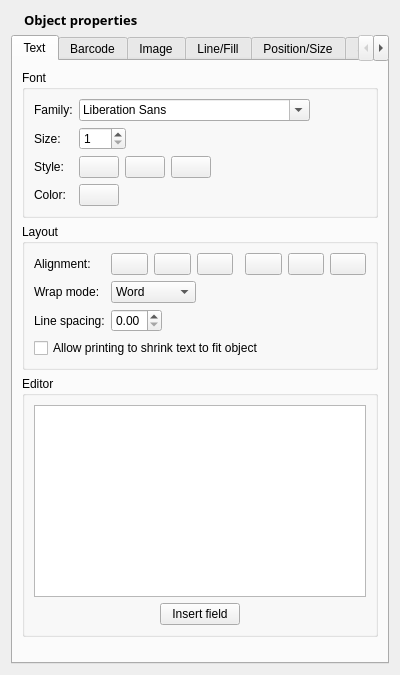
Old version of the form glabels/ui/ObjectEditor.ui in the repository usmansaif/gLabels-plus.
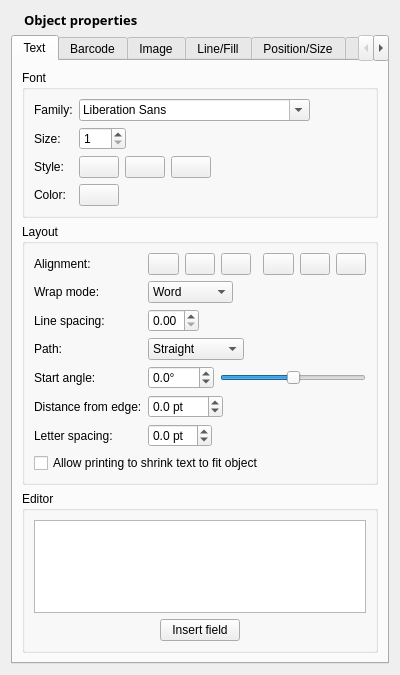
New version of the form. The open tabs and pages were chosen to show the change. Icons and pictures are not drawn. Custom widgets are drawn as their Qt base class.

What changed in the file:
```diff
--- a/glabels/ui/ObjectEditor.ui
+++ b/glabels/ui/ObjectEditor.ui
@@ -331,7 +331,209 @@
             </item>
            </layout>
           </item>
-          <item row="3" column="0" colspan="2">
+          <item row="3" column="0">
+           <widget class="QLabel" name="textPathLabel">
+            <property name="text">
+             <string>Path:</string>
+            </property>
+           </widget>
+          </item>
+          <item row="3" column="1">
+           <layout class="QHBoxLayout" name="textPathLayout">
+            <item>
+             <widget class="QComboBox" name="textPathCombo">
+              <property name="toolTip">
+               <string>Curve the text along an arc or circle. The curve fits the text box: draw the box over a round label, then resize it to change the curve.</string>
+              </property>
+              <item>
+               <property name="text">
+                <string>Straight</string>
+               </property>
+              </item>
+              <item>
+               <property name="text">
+                <string>Arc (top)</string>
+               </property>
+              </item>
+              <item>
+               <property name="text">
+                <string>Arc (bottom)</string>
+               </property>
+              </item>
+              <item>
+               <property name="text">
+                <string>Circle</string>
+               </property>
+              </item>
+              <item>
+               <property name="text">
+                <string>Wave</string>
+               </property>
+              </item>
+              <item>
+               <property name="text">
+                <string>Rectangle</string>
+               </property>
+              </item>
+             </widget>
+            </item>
+            <item>
+             <spacer name="textPathSpacer">
+              <property name="orientation">
+               <enum>Qt::Horizontal</enum>
+              </property>
+              <property name="sizeHint" stdset="0">
+               <size>
+                <width>40</width>
+                <height>20</height>
+               </size>
+              </property>
+             </spacer>
+            </item>
+           </layout>
+          </item>
+          <item row="4" column="0">
+           <widget class="QLabel" name="textPathStartLabel">
+            <property name="text">
+             <string>Start angle:</string>
+            </property>
+           </widget>
+          </item>
+          <item row="4" column="1">
+           <layout class="QHBoxLayout" name="textPathStartLayout">
+            <item>
+             <widget class="QDoubleSpinBox" name="textPathStartSpin">
+              <property name="toolTip">
+               <string>Turn the text round the curve. Positive values move it clockwise.</string>
+              </property>
+              <property name="suffix">
+               <string>°</string>
+              </property>
+              <property name="decimals">
+               <number>1</number>
+              </property>
+              <property name="minimum">
+               <double>-360.000000000000000</double>
+              </property>
+              <property name="maximum">
+               <double>360.000000000000000</double>
+              </property>
+              <property name="singleStep">
+               <double>1.000000000000000</double>
+              </property>
+             </widget>
+            </item>
+            <item>
+             <widget class="QSlider" name="textPathStartSlider">
+              <property name="toolTip">
+               <string>Drag to turn the text round the curve.</string>
+              </property>
+              <property name="minimum">
+               <number>-180</number>
+              </property>
+              <property name="maximum">
+               <number>180</number>
+              </property>
+              <property name="orientation">
+               <enum>Qt::Horizontal</enum>
+              </property>
+             </widget>
+            </item>
+           </layout>
+          </item>
+          <item row="5" column="0">
+           <widget class="QLabel" name="textPathOffsetLabel">
+            <property name="text">
+             <string>Distance from edge:</string>
+            </property>
+           </widget>
+          </item>
+          <item row="5" column="1">
+           <layout class="QHBoxLayout" name="textPathOffsetLayout">
+            <item>
+             <widget class="QDoubleSpinBox" name="textPathOffsetSpin">
+              <property name="toolTip">
+               <string>Move the text in from the edge of the box (or shape). Negative values move it out, for text around the outside of a circle.</string>
+              </property>
+              <property name="suffix">
+               <string> pt</string>
+              </property>
+              <property name="decimals">
+               <number>1</number>
+              </property>
+              <property name="minimum">
+               <double>-100.000000000000000</double>
+              </property>
+              <property name="maximum">
+               <double>100.000000000000000</double>
+              </property>
+              <property name="singleStep">
+               <double>0.500000000000000</double>
+              </property>
+             </widget>
+            </item>
+            <item>
+             <spacer name="textPathOffsetSpacer">
+              <property name="orientation">
+               <enum>Qt::Horizontal</enum>
+              </property>
+              <property name="sizeHint" stdset="0">
+               <size>
+                <width>40</width>
+                <height>20</height>
+               </size>
+              </property>
+             </spacer>
+            </item>
+           </layout>
+          </item>
+          <item row="6" column="0">
+           <widget class="QLabel" name="textLetterSpacingLabel">
+            <property name="text">
+             <string>Letter spacing:</string>
+            </property>
+           </widget>
+          </item>
+          <item row="6" column="1">
+           <layout class="QHBoxLayout" name="textLetterSpacingLayout">
+            <item>
+             <widget class="QDoubleSpinBox" name="textLetterSpacingSpin">
+              <property name="toolTip">
+               <string>Extra space between letters, in points. Spread curved text around a round label, or tighten it.</string>
+              </property>
+              <property name="suffix">
+               <string> pt</string>
+              </property>
+              <property name="decimals">
+               <number>1</number>
+              </property>
+              <property name="minimum">
+               <double>-5.000000000000000</double>
+              </property>
+              <property name="maximum">
+               <double>50.000000000000000</double>
+              </property>
+              <property name="singleStep">
+               <double>0.500000000000000</double>
+              </property>
+             </widget>
+            </item>
+            <item>
+             <spacer name="textLetterSpacingSpacer">
+              <property name="orientation">
+               <enum>Qt::Horizontal</enum>
+              </property>
+              <property name="sizeHint" stdset="0">
+               <size>
+                <width>40</width>
+                <height>20</height>
+               </size>
+              </property>
+             </spacer>
+            </item>
+           </layout>
+          </item>
+          <item row="7" column="0" colspan="2">
            <widget class="QCheckBox" name="textAutoShrinkCheck">
             <property name="text">
              <string>Allow printing to shrink text to fit object</string>
```
Left out of the diff: 69 changed lines with no effect on the pictures.
